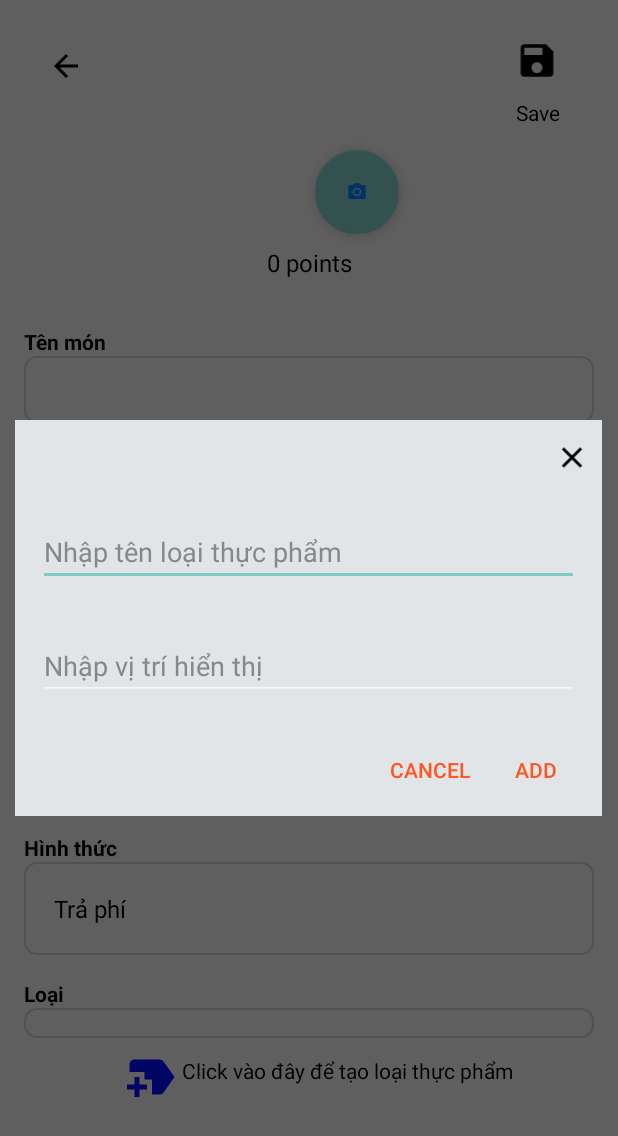
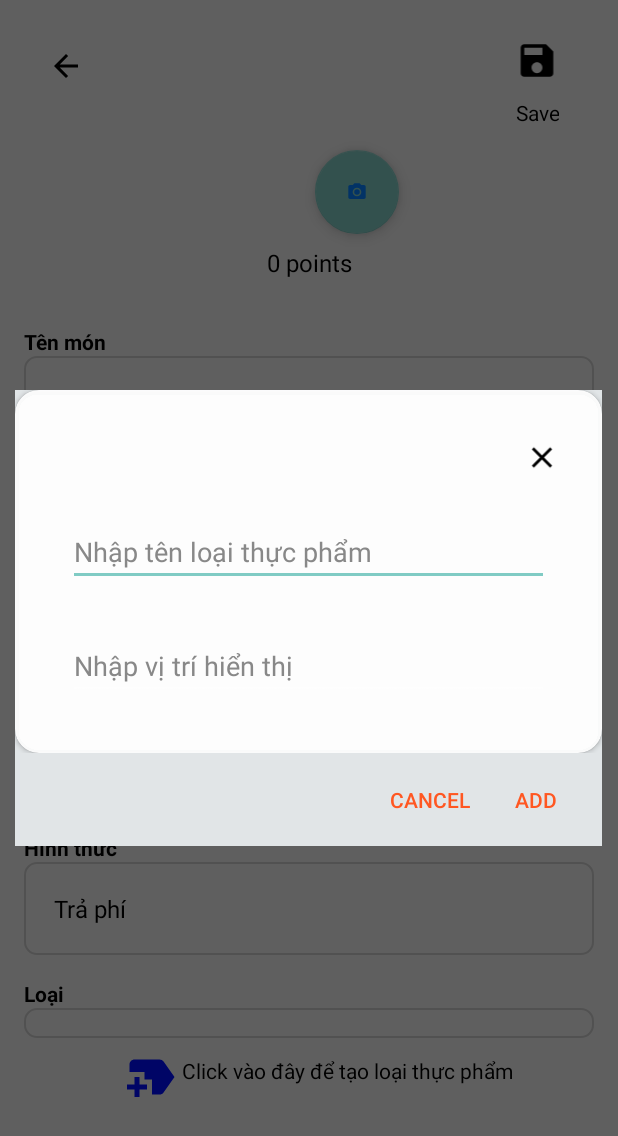
Before and after one commit to doson2002/Exe201-MobileApp, an Android app: the FoodItemDetailActivity screen opened directly, with no data from a screen before it, after a tap on "Click vào đây để tạo loại thực phẩm", on a phone screen of 412 x 824 dp. Shown: the top 1136 px of the screen. Run offline under Robolectric (Android 15) with nearby library versions, the light colour scheme and no system bars; our stand-ins replace Firebase (no records; nobody signed in at launch, a user with empty details on screens opened directly), Volley; libraries missing offline, so code that uses them is left out: com.github.dhaval2404.imagepicker; network calls fail; pictures from the network do not load.

```diff
--- a/app/src/main/java/com/example/exe201/API/ApiEndpoints.java
+++ b/app/src/main/java/com/example/exe201/API/ApiEndpoints.java
@@ -3,8 +3,8 @@ package com.example.exe201.API;
 public class ApiEndpoints {
     // Địa chỉ cơ sở (base URL) của API
 
-//    private static final String BASE_URL = "http://14.225.206.203:8080/api/v1/";
-private static final String BASE_URL = "http://192.168.1.5:8080/api/v1/";
+    private static final String BASE_URL = "http://14.225.206.203:8080/api/v1/";
+//private static final String BASE_URL = "http://192.168.1.5:8080/api/v1/";
 
     // Các endpoint API
     public static final String CREATE_SUPPLIER_INFO = BASE_URL + "supplier_info/create";
--- a/app/src/main/java/com/example/exe201/FoodItemDetailActivity.java
+++ b/app/src/main/java/com/example/exe201/FoodItemDetailActivity.java
@@ -28,6 +28,9 @@ import androidx.annotation.Nullable;
 import androidx.appcompat.app.AlertDialog;
 import androidx.appcompat.app.AppCompatActivity;
 import androidx.core.content.ContextCompat;
+import androidx.core.view.OnApplyWindowInsetsListener;
+import androidx.core.view.ViewCompat;
+import androidx.core.view.WindowInsetsCompat;
 
 import com.android.volley.DefaultRetryPolicy;
 import com.android.volley.Request;
@@ -79,6 +82,17 @@ public class FoodItemDetailActivity extends AppCompatActivity {
         EdgeToEdge.enable(this);
         setContentView(R.layout.activity_food_item_detail);
 
+        View rootView = findViewById(R.id.root_view);
+        // Thiết lập WindowInsetsListener
+        ViewCompat.setOnApplyWindowInsetsListener(rootView, new OnApplyWindowInsetsListener() {
+            @Override
+            public WindowInsetsCompat onApplyWindowInsets(View v, WindowInsetsCompat insets) {
+                // Áp dụng padding để tránh bị thanh hệ thống che
+                v.setPadding(insets.getSystemWindowInsetLeft(), insets.getSystemWindowInsetTop(),
+                        insets.getSystemWindowInsetRight(), insets.getSystemWindowInsetBottom());
+                return insets.consumeSystemWindowInsets();
+            }
+        });
         // Nhận ID từ Intent
         foodItemId = getIntent().getIntExtra("foodItemId", -1);
         // Kiểm tra ID hợp lệ
--- a/app/src/main/res/layout/activity_chat.xml
+++ b/app/src/main/res/layout/activity_chat.xml
@@ -1,6 +1,7 @@
 <androidx.constraintlayout.widget.ConstraintLayout
     xmlns:android="http://schemas.android.com/apk/res/android"
     xmlns:app="http://schemas.android.com/apk/res-auto"
+    android:id="@+id/root_view"
     android:layout_width="match_parent"
     android:layout_height="match_parent"
     android:background="@color/light_grey">
--- a/app/src/main/res/layout/activity_customer_review.xml
+++ b/app/src/main/res/layout/activity_customer_review.xml
@@ -2,6 +2,7 @@
     xmlns:android="http://schemas.android.com/apk/res/android"
     xmlns:app="http://schemas.android.com/apk/res-auto"
     xmlns:tools="http://schemas.android.com/tools"
+   android:id="@+id/root_view"
     android:layout_width="match_parent"
     android:layout_height="match_parent"
     android:orientation="vertical"
--- a/app/src/main/res/layout/activity_food_item_detail.xml
+++ b/app/src/main/res/layout/activity_food_item_detail.xml
@@ -2,6 +2,7 @@
 <androidx.constraintlayout.widget.ConstraintLayout xmlns:android="http://schemas.android.com/apk/res/android"
     xmlns:app="http://schemas.android.com/apk/res-auto"
     xmlns:tools="http://schemas.android.com/tools"
+    android:id="@+id/root_view"
     android:layout_width="match_parent"
     android:layout_height="match_parent"
     android:background="@color/white"
--- a/app/src/main/res/layout/activity_order.xml
+++ b/app/src/main/res/layout/activity_order.xml
@@ -2,6 +2,7 @@
     xmlns:android="http://schemas.android.com/apk/res/android"
     xmlns:app="http://schemas.android.com/apk/res-auto"
     xmlns:tools="http://schemas.android.com/tools"
+    android:id="@+id/root_view"
     android:layout_width="match_parent"
     android:background="@color/light_black"
     android:layout_height="match_parent"
--- a/app/src/main/res/layout/activity_profile.xml
+++ b/app/src/main/res/layout/activity_profile.xml
@@ -3,6 +3,7 @@
     xmlns:android="http://schemas.android.com/apk/res/android"
     xmlns:app="http://schemas.android.com/apk/res-auto"
     xmlns:tools="http://schemas.android.com/tools"
+    android:id="@+id/root_view"
     android:layout_width="match_parent"
     android:layout_height="match_parent"
     android:background="@color/white"
--- a/app/src/main/res/layout/activity_show_food_item.xml
+++ b/app/src/main/res/layout/activity_show_food_item.xml
@@ -2,10 +2,12 @@
 <androidx.constraintlayout.widget.ConstraintLayout xmlns:android="http://schemas.android.com/apk/res/android"
     xmlns:app="http://schemas.android.com/apk/res-auto"
     xmlns:tools="http://schemas.android.com/tools"
+    android:id="@+id/root_view"
     android:layout_width="match_parent"
     android:layout_height="match_parent"
+    android:clipToPadding="false"
     android:background="@color/white"
-    tools:context=".MainActivity">
+    tools:context=".ShowFoodItemActivity">
 
 
     <!-- Image for the dish -->
--- a/app/src/main/res/layout/dialog_add_food_type.xml
+++ b/app/src/main/res/layout/dialog_add_food_type.xml
@@ -1,20 +1,21 @@
-<?xml version="1.0" encoding="utf-8"?>
+<androidx.cardview.widget.CardView xmlns:android="http://schemas.android.com/apk/res/android"
+    android:layout_width="match_parent"
+    android:layout_height="wrap_content"
+    xmlns:app="http://schemas.android.com/apk/res-auto"
+    app:cardCornerRadius="16dp"
+    app:cardBackgroundColor="@color/white">
+
 <LinearLayout
-    xmlns:android="http://schemas.android.com/apk/res/android"
-    xmlns:app="http://schemas.android.com/apk/res-auto"
 android:layout_width="match_parent"
 android:layout_height="wrap_content"
 android:orientation="vertical"
-    android:background="@color/light_black">
+android:padding="20dp">
 
 <LinearLayout
     android:id="@+id/linearClose"
     android:layout_width="match_parent"
     android:layout_height="wrap_content"
     android:orientation="horizontal"
-        app:layout_constraintEnd_toEndOf="parent"
-        app:layout_constraintTop_toTopOf="parent"
-        app:layout_constraintStart_toStartOf="parent"
     android:gravity="end">
 
     <ImageView
@@ -22,9 +23,9 @@
         android:layout_width="40dp"
         android:layout_height="50dp"
         android:src="@drawable/ic_close_foreground"
-            android:contentDescription="Close"
-            />
+        android:contentDescription="Close" />
 </LinearLayout>
+
 <EditText
     android:id="@+id/editTextTypeName"
     android:layout_width="match_parent"
@@ -45,4 +46,6 @@
     android:hint="Nhập vị trí hiển thị"
     android:inputType="number" />
 
+
 </LinearLayout>
+    </androidx.cardview.widget.CardView>
```
Also changed, not shown: app/src/main/java/com/example/exe201/ChatActivity.java (+12 -0 lines), app/src/main/java/com/example/exe201/CustomerReviewActivity.java (+12 -1 lines), app/src/main/java/com/example/exe201/OrderActivity.java (+12 -0 lines), app/src/main/java/com/example/exe201/ProfileActivity.java (+12 -1 lines), app/src/main/java/com/example/exe201/ShowFoodItemActivity.java (+15 -1 lines), 2 other files. Lines whose indentation alone changed are shown as unchanged.
